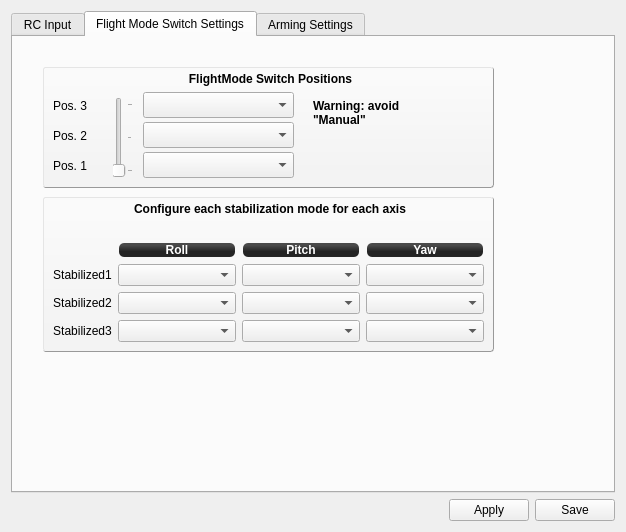
The window that ground/openpilotgcs/src/plugins/config/input.ui (openpilot/OpenPilot) describes before a commit, drawn with Qt 5.
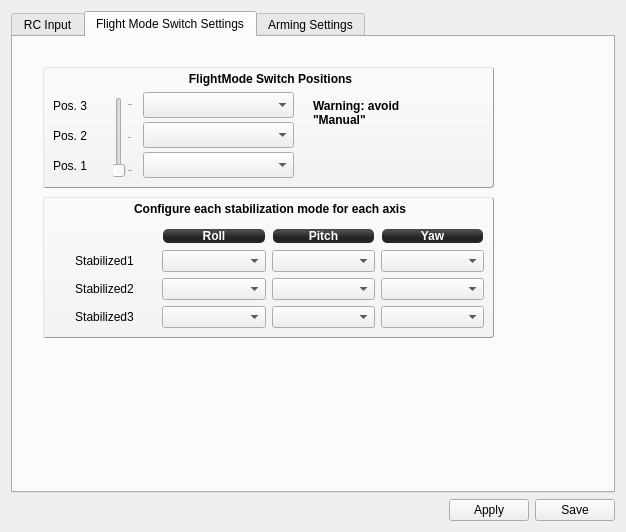
The same window after the commit. The open tabs and pages were chosen to show the change. Icons and pictures are not drawn.

Commit message: Made the config look-and-feel more consistent according to the stabilization panel

```diff
--- a/ground/openpilotgcs/src/plugins/config/input.ui
+++ b/ground/openpilotgcs/src/plugins/config/input.ui
@@ -174,7 +174,7 @@
          <x>30</x>
          <y>160</y>
          <width>451</width>
-         <height>155</height>
+         <height>141</height>
         </rect>
        </property>
        <property name="styleSheet">
@@ -184,53 +184,8 @@
         <string>Configure each stabilization mode for each axis</string>
        </property>
        <layout class="QGridLayout" name="gridLayout_2">
-        <item row="1" column="2">
-         <widget class="QLabel" name="label_9">
-          <property name="sizePolicy">
-           <sizepolicy hsizetype="Expanding" vsizetype="Preferred">
-            <horstretch>0</horstretch>
-            <verstretch>0</verstretch>
-           </sizepolicy>
-          </property>
-          <property name="font">
-           <font>
-            <pointsize>-1</pointsize>
-            <weight>75</weight>
-            <italic>false</italic>
-            <bold>true</bold>
-           </font>
-          </property>
-          <property name="styleSheet">
-           <string notr="true">background-color: qlineargradient(spread:reflect, x1:0.507, y1:0, x2:0.507, y2:0.772, stop:0.208955 rgba(74, 74, 74, 255), stop:0.78607 rgba(36, 36, 36, 255));
-color: rgb(255, 255, 255);
-border-radius: 5;
-font: bold 12px;
-margin:1px;</string>
-          </property>
-          <property name="text">
-           <string>Pitch</string>
-          </property>
-          <property name="alignment">
-           <set>Qt::AlignCenter</set>
-          </property>
-         </widget>
-        </item>
         <item row="1" column="3">
          <widget class="QLabel" name="label_10">
-          <property name="sizePolicy">
-           <sizepolicy hsizetype="Expanding" vsizetype="Preferred">
-            <horstretch>0</horstretch>
-            <verstretch>0</verstretch>
-           </sizepolicy>
-          </property>
-          <property name="font">
-           <font>
-            <pointsize>-1</pointsize>
-            <weight>75</weight>
-            <italic>false</italic>
-            <bold>true</bold>
-           </font>
-          </property>
           <property name="styleSheet">
            <string notr="true">background-color: qlineargradient(spread:reflect, x1:0.507, y1:0, x2:0.507, y2:0.772, stop:0.208955 rgba(74, 74, 74, 255), stop:0.78607 rgba(36, 36, 36, 255));
 color: rgb(255, 255, 255);
@@ -326,20 +281,6 @@
         </item>
         <item row="1" column="1">
          <widget class="QLabel" name="label_8">
-          <property name="sizePolicy">
-           <sizepolicy hsizetype="Expanding" vsizetype="Preferred">
-            <horstretch>0</horstretch>
-            <verstretch>0</verstretch>
-           </sizepolicy>
-          </property>
-          <property name="font">
-           <font>
-            <pointsize>-1</pointsize>
-            <weight>75</weight>
-            <italic>false</italic>
-            <bold>true</bold>
-           </font>
-          </property>
           <property name="styleSheet">
            <string notr="true">background-color: qlineargradient(spread:reflect, x1:0.507, y1:0, x2:0.507, y2:0.772, stop:0.208955 rgba(74, 74, 74, 255), stop:0.78607 rgba(36, 36, 36, 255));
 color: rgb(255, 255, 255);
@@ -363,11 +304,28 @@
           <property name="sizeHint" stdset="0">
            <size>
             <width>20</width>
-            <height>40</height>
+            <height>20</height>
            </size>
           </property>
          </spacer>
         </item>
+        <item row="1" column="2">
+         <widget class="QLabel" name="label_9">
+          <property name="styleSheet">
+           <string notr="true">background-color: qlineargradient(spread:reflect, x1:0.507, y1:0, x2:0.507, y2:0.772, stop:0.208955 rgba(74, 74, 74, 255), stop:0.78607 rgba(36, 36, 36, 255));
+color: rgb(255, 255, 255);
+border-radius: 5;
+font: bold 12px;
+margin:1px;</string>
+          </property>
+          <property name="text">
+           <string>Pitch</string>
+          </property>
+          <property name="alignment">
+           <set>Qt::AlignCenter</set>
+          </property>
+         </widget>
+        </item>
        </layout>
       </widget>
       <widget class="QGroupBox" name="groupBox_2">
```
The commit also changes 2 other files.
